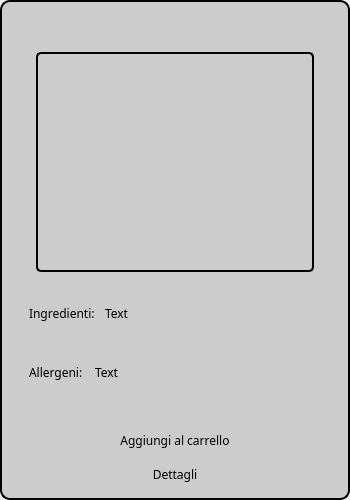
Above: projectIS/prodotto/view/vistaProdotto.ui from chritianchiappa/progetto_panificio before the change. Below: the same form after it.
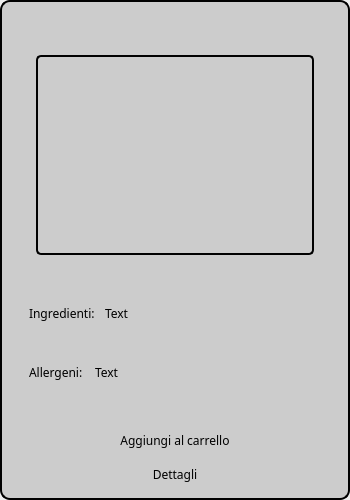
That is the form after the change. The open tabs and pages were chosen to show the change. Icons and pictures are not drawn.

Patch:
```diff
--- a/projectIS/prodotto/view/vistaProdotto.ui
+++ b/projectIS/prodotto/view/vistaProdotto.ui
@@ -141,7 +141,7 @@
         <property name="minimumSize">
          <size>
           <width>0</width>
-          <height>260</height>
+          <height>220</height>
          </size>
         </property>
         <property name="cursor">
@@ -180,7 +180,7 @@
            <property name="minimumSize">
             <size>
              <width>0</width>
-             <height>220</height>
+             <height>200</height>
             </size>
            </property>
            <property name="maximumSize">
```
Left out of the diff: 12 changed lines with no effect on the pictures.
